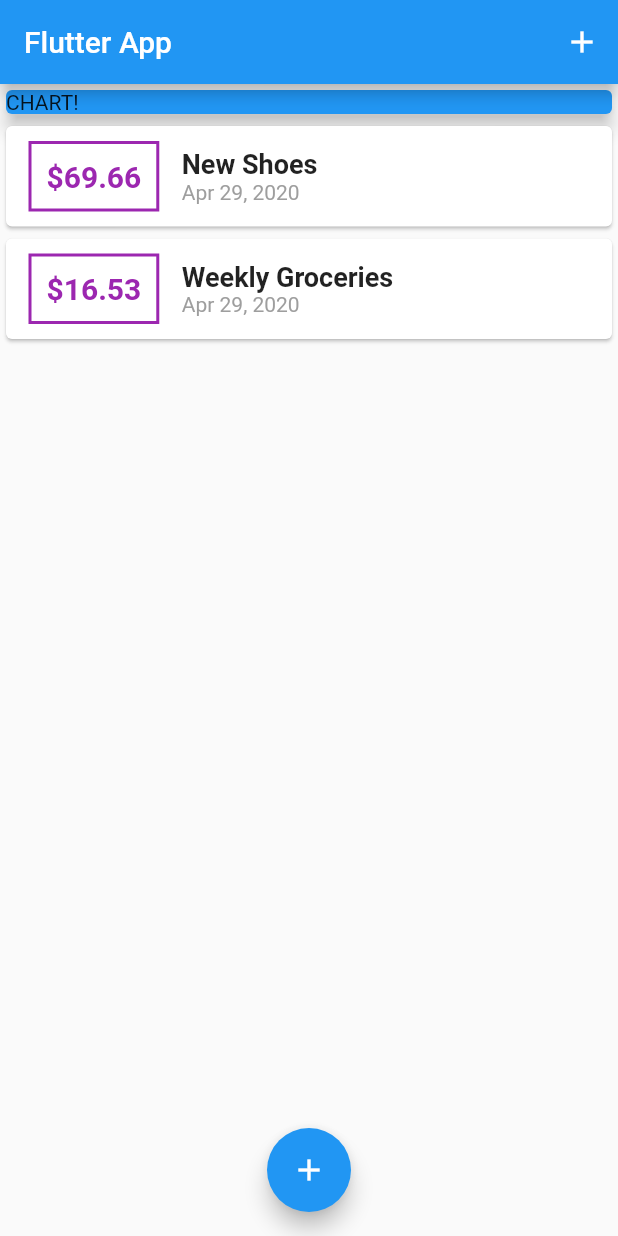
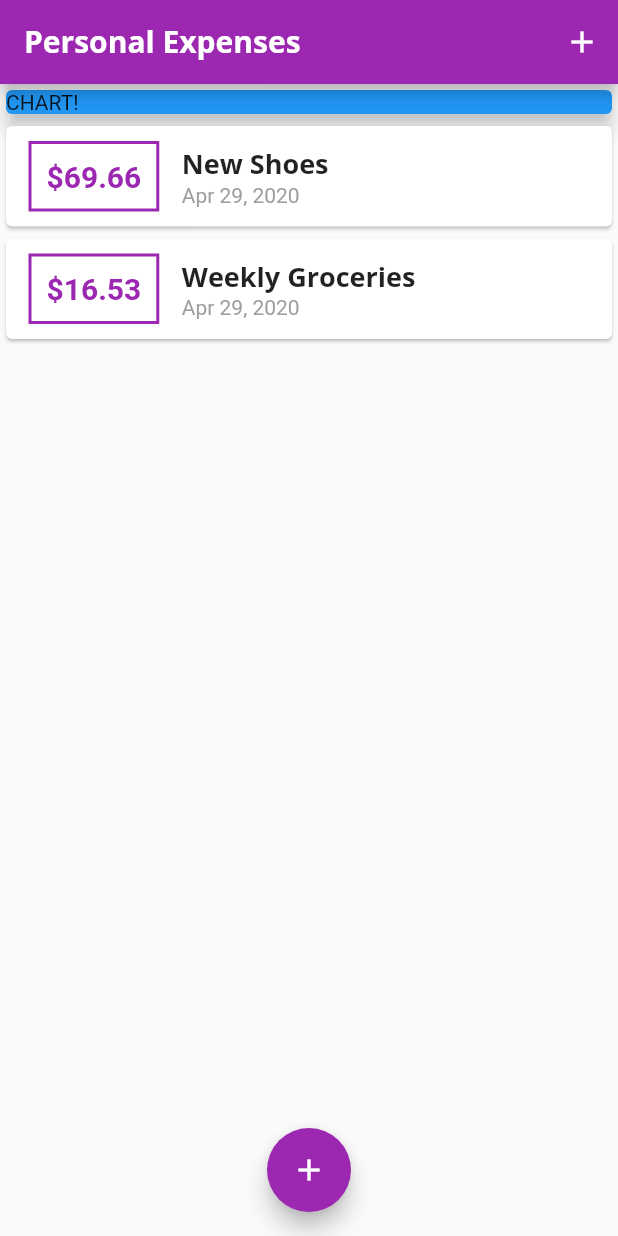
Before and after one commit to wcoder/flutter-playground, a Flutter app: the screen it shows after launch, on a phone screen of 412 x 824 dp. Run offline on Flutter 3.47's test engine with Material 2 defaults, Android fonts, the phone set to English and light mode, and no system bars.

Commit message:
Add fonts and theme

```diff
--- a/expense_app/lib/main.dart
+++ b/expense_app/lib/main.dart
@@ -6,11 +6,30 @@ import 'widgets/new_transaction.dart';
 void main() => runApp(MyApp());
 
 class MyApp extends StatelessWidget {
-  // This widget is the root of your application.
   @override
   Widget build(BuildContext context) {
     return MaterialApp(
-      title: 'Flutter Demo',
+      title: 'Personal Expenses',
+      theme: ThemeData(
+        primarySwatch: Colors.purple,
+        fontFamily: 'Quicksand',
+        textTheme: ThemeData.light().textTheme.copyWith(
+          title: TextStyle(
+            fontFamily: 'OpenSans',
+            fontSize: 18,
+            fontWeight: FontWeight.bold,
+          ),
+        ),
+        appBarTheme: AppBarTheme(
+          textTheme: ThemeData.light().textTheme.copyWith(
+            title: TextStyle(
+              fontFamily: 'OpenSans',
+              fontSize: 20,
+              fontWeight: FontWeight.bold,
+            ),
+          ),
+        ),
+      ),
       home: MyHomePage(),
     );
   }
@@ -68,7 +87,7 @@ class _MyHomePageState extends State<MyHomePage>
   Widget build(BuildContext context) {
     return Scaffold(
       appBar: AppBar(
-        title: Text('Flutter App'),
+        title: Text('Personal Expenses'),
         actions: <Widget>[
           IconButton(
             icon: Icon(Icons.add),
--- a/expense_app/lib/widgets/transaction_list.dart
+++ b/expense_app/lib/widgets/transaction_list.dart
@@ -25,7 +25,7 @@ class TransactionList extends StatelessWidget {
                   ),
                   decoration: BoxDecoration(
                       border: Border.all(
-                          color: Colors.purple,
+                          color: Theme.of(context).primaryColor,
                           width: 2
                       )
                   ),
@@ -35,7 +35,7 @@ class TransactionList extends StatelessWidget {
                     style: TextStyle(
                         fontWeight: FontWeight.bold,
                         fontSize: 20,
-                        color: Colors.purple
+                        color: Theme.of(context).primaryColor
                     ),
                   ),
                 ),
@@ -44,10 +44,7 @@ class TransactionList extends StatelessWidget {
                   children: <Widget>[
                     Text(
                       transaction.title,
-                      style: TextStyle(
-                        fontSize: 18,
-                        fontWeight: FontWeight.bold,
-                      ),
+                      style: Theme.of(context).textTheme.title,
                     ),
                     Text(
                       DateFormat.yMMMd().format(transaction.date),
```
Also changed, not shown: expense_app/pubspec.yaml (+14 -14 lines), expense_app/assets/fonts/OpenSans-Bold.ttf (added), expense_app/assets/fonts/OpenSans-Regular.ttf (added), expense_app/assets/fonts/Quicksand-Bold.ttf (added), expense_app/assets/fonts/Quicksand-Light.ttf (added), expense_app/assets/fonts/Quicksand-Medium.ttf (added), expense_app/assets/fonts/Quicksand-Regular.ttf (added).
